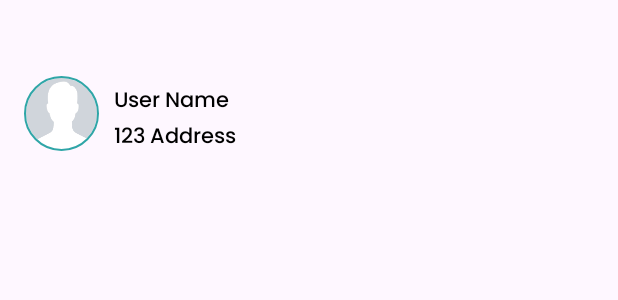
After one commit to Pet-Paw/PetPaw-Android, an Android app: the layout side_nav_header.xml on its own in the app's theme, with its tools: preview values and no code run, on a phone screen of 412 x 824 dp. The commit adds this screen. Shown: the top 300 px of the screen. Run offline under Robolectric (Android 15) with nearby library versions, the phone set to English and light mode, and no system bars.

Commit message:
adding logout feature & sidenav

```diff
--- /dev/null
+++ b/app/src/main/res/drawable/baseline_logout_24.xml
@@ -0,0 +1,5 @@
+<vector android:autoMirrored="true" android:height="24dp"
+    android:tint="#000000" android:viewportHeight="24"
+    android:viewportWidth="24" android:width="24dp" xmlns:android="http://schemas.android.com/apk/res/android">
+    <path android:fillColor="@android:color/white" android:pathData="M17,7l-1.41,1.41L18.17,11H8v2h10.17l-2.58,2.58L17,17l5,-5zM4,5h8V3H4c-1.1,0 -2,0.9 -2,2v14c0,1.1 0.9,2 2,2h8v-2H4V5z"/>
+</vector>
--- a/app/src/main/res/layout/fragment_profile.xml
+++ b/app/src/main/res/layout/fragment_profile.xml
@@ -216,7 +216,6 @@
                         android:layout_height="wrap_content"
                         android:text="Following" />
                 </com.google.android.material.tabs.TabLayout>
-
             </LinearLayout>
         </LinearLayout>
         <View
@@ -288,4 +287,5 @@
         android:layout_width="match_parent"
         android:layout_height="match_parent"
         />
+
 </FrameLayout>
--- /dev/null
+++ b/app/src/main/res/layout/side_nav_header.xml
@@ -0,0 +1,48 @@
+<?xml version="1.0" encoding="utf-8"?>
+<LinearLayout xmlns:android="http://schemas.android.com/apk/res/android"
+    xmlns:app="http://schemas.android.com/apk/res-auto"
+
+    android:layout_width="match_parent"
+    android:orientation="vertical"
+    android:gravity="bottom"
+    android:padding="16dp"
+
+    android:layout_height="120dp">
+
+    <RelativeLayout
+        android:layout_width="match_parent"
+        android:layout_height="wrap_content">
+        <de.hdodenhof.circleimageview.CircleImageView
+            android:id="@+id/profileAvatar"
+            android:layout_width="50dp"
+            android:layout_height="50dp"
+            android:src="@drawable/default_avatar"
+            app:civ_border_width="1dp"
+            app:civ_border_color="@color/primary"/>
+
+        <TextView
+            android:id="@+id/profileName"
+            android:layout_marginLeft="10dp"
+            android:layout_marginTop="5dp"
+            android:layout_toRightOf="@id/profileAvatar"
+            android:layout_width="match_parent"
+            android:layout_height="wrap_content"
+            android:textColor="@color/black"
+            android:text="User Name"
+            android:fontFamily="@font/poppins_medium"/>
+
+        <TextView
+            android:id="@+id/profileAddress"
+            android:layout_marginLeft="10dp"
+
+            android:layout_toRightOf="@id/profileAvatar"
+            android:layout_below="@id/profileName"
+            android:layout_width="match_parent"
+            android:layout_height="wrap_content"
+            android:textColor="@color/black"
+            android:text="123 Address"
+            android:fontFamily="@font/poppins_medium"/>
+
+    </RelativeLayout>
+
+</LinearLayout>
--- a/app/src/main/res/values/strings.xml
+++ b/app/src/main/res/values/strings.xml
@@ -2,5 +2,6 @@
     <string name="app_name">Pet Paw</string>
     <!-- TODO: Remove or change this placeholder text -->
     <string name="hello_blank_fragment">Hello blank fragment</string>
-
+    <string name="open_nav">Open Navigation Drawer</string>
+    <string name="close_nav">Close Navigation Drawer</string>
 </resources>
```
Also changed, not shown: app/src/main/java/com/petpaw/activities/MainActivity.java (+17 -0 lines), app/src/main/java/com/petpaw/fragments/screens/SideNavFragment.java (added, +144 -0 lines), app/src/main/res/layout/activity_main.xml (+20 -3 lines), app/src/main/res/layout/fragment_side_nav.xml (added, +44 -0 lines), app/src/main/res/menu/side_nav.xml (added, +50 -0 lines).
